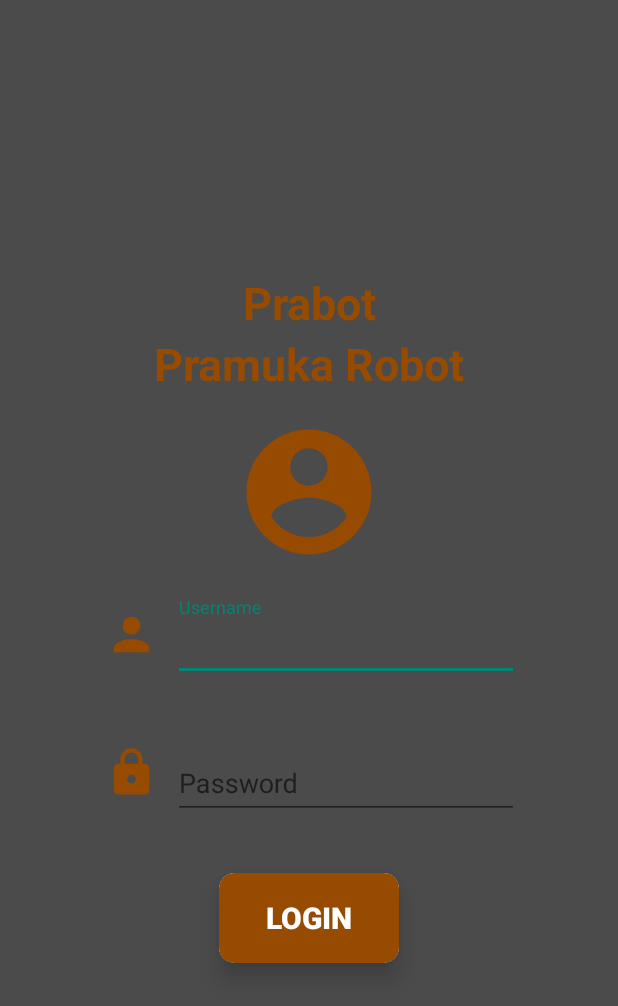
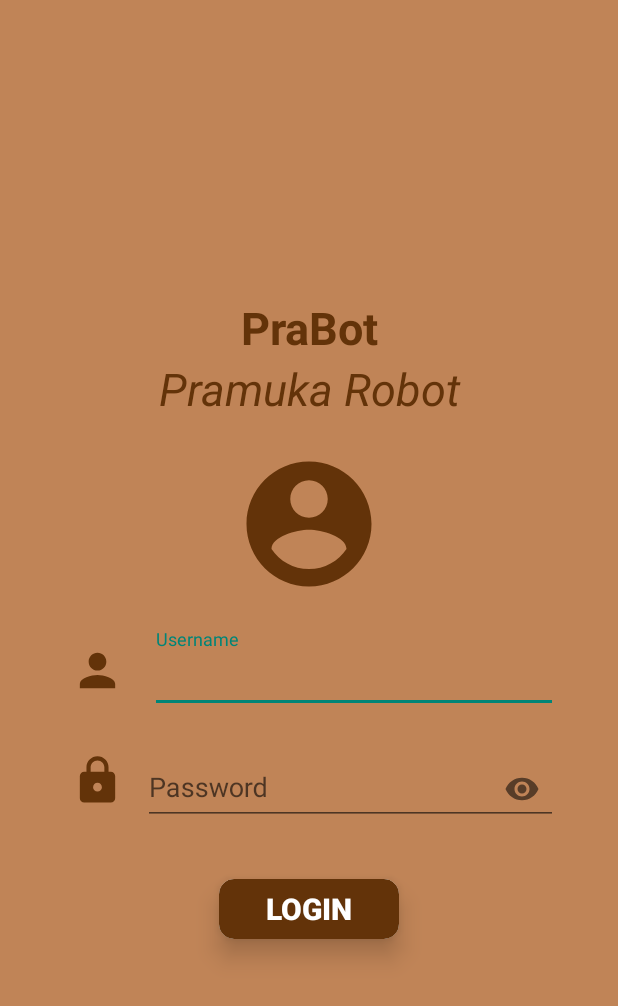
Before and after one commit to iamjue/PraBot, an Android app: the screen it shows after launch (LoginActivity), on a phone screen of 412 x 824 dp. Shown: the top 1006 px of the screen. Run offline under Robolectric (Android 15) with nearby library versions, the phone set to English and light mode, and no system bars; our stand-ins replace Volley.

Commit message:
UI UX by Cucu penyetaraan warna cokelat

```diff
--- a/app/src/main/res/drawable/button.xml
+++ b/app/src/main/res/drawable/button.xml
@@ -2,7 +2,7 @@
 <selector xmlns:android="http://schemas.android.com/apk/res/android">
     <item>
         <shape android:shape="rectangle">
-            <solid android:color="#964b00"/>
+            <solid android:color="#633309"/>
             <corners android:radius="10dp" />
         </shape>
 
--- a/app/src/main/res/drawable/ic_account_circle_black_24dp.xml
+++ b/app/src/main/res/drawable/ic_account_circle_black_24dp.xml
@@ -4,6 +4,6 @@
         android:viewportWidth="24.0"
         android:viewportHeight="24.0">
     <path
-        android:fillColor="#964b00"
+        android:fillColor="#633309"
         android:pathData="M12,2C6.48,2 2,6.48 2,12s4.48,10 10,10 10,-4.48 10,-10S17.52,2 12,2zM12,5c1.66,0 3,1.34 3,3s-1.34,3 -3,3 -3,-1.34 -3,-3 1.34,-3 3,-3zM12,19.2c-2.5,0 -4.71,-1.28 -6,-3.22 0.03,-1.99 4,-3.08 6,-3.08 1.99,0 5.97,1.09 6,3.08 -1.29,1.94 -3.5,3.22 -6,3.22z"/>
 </vector>
--- a/app/src/main/res/drawable/ic_password.xml
+++ b/app/src/main/res/drawable/ic_password.xml
@@ -3,7 +3,7 @@
     android:height="24dp"
     android:viewportWidth="24"
     android:viewportHeight="24"
-    android:tint="#964b00">
+    android:tint="#633309">
     <path
         android:fillColor="#FF000000"
         android:pathData="M18,8h-1L17,6c0,-2.76 -2.24,-5 -5,-5S7,3.24 7,6v2L6,8c-1.1,0 -2,0.9 -2,2v10c0,1.1 0.9,2 2,2h12c1.1,0 2,-0.9 2,-2L20,10c0,-1.1 -0.9,-2 -2,-2zM12,17c-1.1,0 -2,-0.9 -2,-2s0.9,-2 2,-2 2,0.9 2,2 -0.9,2 -2,2zM15.1,8L8.9,8L8.9,6c0,-1.71 1.39,-3.1 3.1,-3.1 1.71,0 3.1,1.39 3.1,3.1v2z"/>
--- a/app/src/main/res/drawable/ic_username.xml
+++ b/app/src/main/res/drawable/ic_username.xml
@@ -3,7 +3,7 @@
     android:height="24dp"
     android:viewportWidth="24"
     android:viewportHeight="24"
-    android:tint="#964b00">
+    android:tint="#633309">
     <path
         android:fillColor="#FF000000"
         android:pathData="M12,12c2.21,0 4,-1.79 4,-4s-1.79,-4 -4,-4 -4,1.79 -4,4 1.79,4 4,4zM12,14c-2.67,0 -8,1.34 -8,4v2h16v-2c0,-2.66 -5.33,-4 -8,-4z"/>
--- a/app/src/main/res/layout/activity_login.xml
+++ b/app/src/main/res/layout/activity_login.xml
@@ -29,7 +29,8 @@
         android:textAlignment="center"
         android:textColor="@color/colorcokelat"
         android:textSize="30sp"
-        android:textStyle="bold" />
+        android:textStyle="italic"
+        android:textDirection="firstStrong"/>
 
     <ImageView
         android:id="@+id/img_account"
@@ -37,27 +38,25 @@
         android:layout_height="100dp"
         android:layout_below="@id/tv_pramuka_robot"
         android:layout_centerHorizontal="true"
-        android:layout_marginTop="15dp"
+        android:layout_marginTop="20dp"
         android:src="@drawable/ic_account_circle_black_24dp" />
 
-    <LinearLayout
+    <RelativeLayout
         android:id="@+id/layout_text_username"
         android:layout_below="@id/img_account"
-        android:weightSum="2"
-        android:orientation="horizontal"
         android:layout_width="match_parent"
         android:layout_height="wrap_content"
-        android:layout_marginLeft="30dp"
-        android:layout_marginRight="30dp"
         android:layout_marginTop="20dp"
         android:layout_marginBottom="16dp">
         <ImageView
+            android:id="@+id/img_icon_username"
             android:src="@drawable/ic_username"
-            android:layout_weight="1"
-            android:layout_width="70dp"
-            android:layout_height="50dp" />
+            android:layout_centerVertical="true"
+            android:layout_width="50dp"
+            android:layout_height="35dp" />
         <android.support.design.widget.TextInputLayout
             android:layout_width="match_parent"
+            android:layout_toRightOf="@id/img_icon_username"
             android:layout_height="wrap_content">
             <EditText
                 android:id="@+id/edt_username"
@@ -70,40 +69,36 @@
                 android:layout_width="match_parent"
                 android:layout_height="wrap_content"  />
         </android.support.design.widget.TextInputLayout>
-    </LinearLayout>
+    </RelativeLayout>
 
-    <LinearLayout
+    <RelativeLayout
         android:id="@+id/layout_password"
         android:layout_below="@id/layout_text_username"
-        android:weightSum="2"
-        android:orientation="horizontal"
         android:layout_width="match_parent"
         android:layout_height="wrap_content"
-        android:layout_marginLeft="30dp"
-        android:layout_marginRight="30dp"
-        android:layout_marginTop="20dp"
         android:layout_marginBottom="16dp">
         <ImageView
             android:src="@drawable/ic_password"
-            android:layout_weight="1"
-            android:layout_width="70dp"
-            android:layout_height="50dp" />
+            android:id="@+id/img_icon_pwd"
+            android:layout_centerVertical="true"
+            android:layout_width="50dp"
+            android:layout_height="35dp" />
         <android.support.design.widget.TextInputLayout
             android:layout_width="match_parent"
+            android:layout_toRightOf="@id/img_icon_pwd"
             android:layout_height="wrap_content"
-           >
+            app:passwordToggleEnabled="true"           >
             <EditText
                 android:id="@+id/edt_password"
                 android:hint="Password"
                 android:textColor="@color/colorWhite"
                 android:textColorHint="@color/colorWhite"
                 android:inputType="textPassword"
-                android:layout_weight="1"
-                android:layout_marginLeft="10dp"
+                android:layout_marginLeft="5dp"
                 android:layout_width="match_parent"
                 android:layout_height="wrap_content" />
         </android.support.design.widget.TextInputLayout>
-    </LinearLayout>
+    </RelativeLayout>
 
 
     <android.support.v7.widget.CardView
@@ -121,7 +116,7 @@
             android:id="@+id/btn_login"
             android:layout_below="@id/layout_password"
             android:layout_width="120dp"
-            android:layout_height="60dp"
+            android:layout_height="40dp"
             android:layout_centerHorizontal="true"
             android:background="@drawable/button"
             android:text="@string/login"
--- a/app/src/main/res/layout/list_datasandi.xml
+++ b/app/src/main/res/layout/list_datasandi.xml
@@ -10,7 +10,7 @@
     <android.support.v7.widget.CardView
         android:layout_width="match_parent"
         android:layout_height="wrap_content"
-        app:cardBackgroundColor="#E2D9D9"
+        app:cardBackgroundColor="@color/colorBG"
         app:cardCornerRadius="5dp"
         app:cardElevation="4dp"
         app:cardMaxElevation="5dp"
@@ -27,6 +27,7 @@
                 android:layout_height="wrap_content"
                 android:fontFamily="monospace"
                 android:text="Huruf "
+                android:textColor="@color/colorcokelat"
                 android:textAlignment="center"
                 android:textSize="10pt"
                 android:textStyle="bold" />
--- a/app/src/main/res/values/colors.xml
+++ b/app/src/main/res/values/colors.xml
@@ -7,6 +7,6 @@
     <color name="colorBrown">#A4BF360C</color>
     <color name="colorBrownDark">#D5BF360C</color>
     <color name="colorBlack">#000000</color>
-    <color name="colorBG">#4b4b4b</color>
-    <color name="colorcokelat">#964b00</color>
+    <color name="colorBG">#c08457</color>
+    <color name="colorcokelat">#633309</color>
 </resources>
--- a/app/src/main/res/values/strings.xml
+++ b/app/src/main/res/values/strings.xml
@@ -7,7 +7,7 @@
     <string name="help">Help</string>
     <string name="about">About</string>
     <string name="exit">Exit</string>
-    <string name="prabot">Prabot</string>
+    <string name="prabot">PraBot</string>
     <string name="prabot2">Pramuka Robot</string>
     <string name="go">Go</string>
     <string-array name="sandi_huruf">
```
Also changed, not shown: app/src/main/res/layout/activity_about_app.xml (+4 -3 lines), app/src/main/res/layout/activity_about_bio.xml (+5 -4 lines), app/src/main/res/layout/activity_help.xml (+7 -6 lines), app/src/main/res/layout/activity_home.xml (+4 -3 lines), app/src/main/res/layout/activity_mulai.xml (+7 -1 lines).
